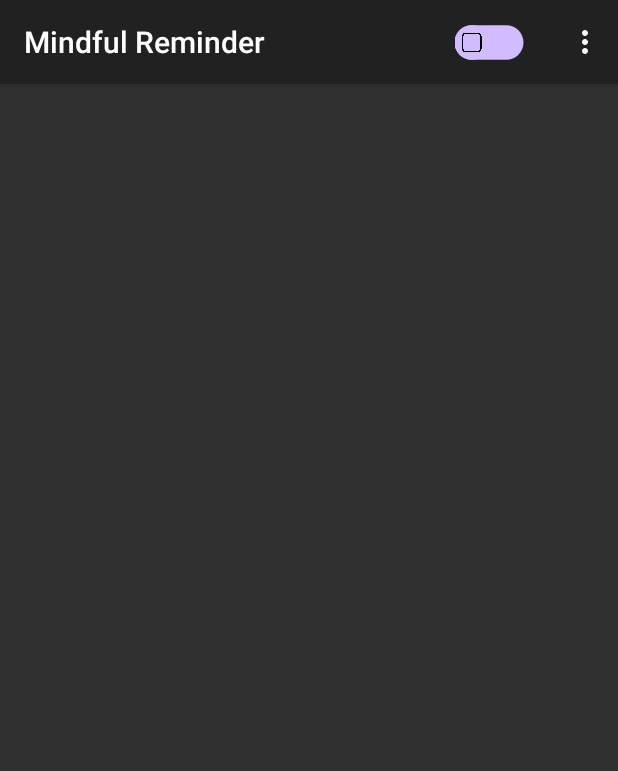
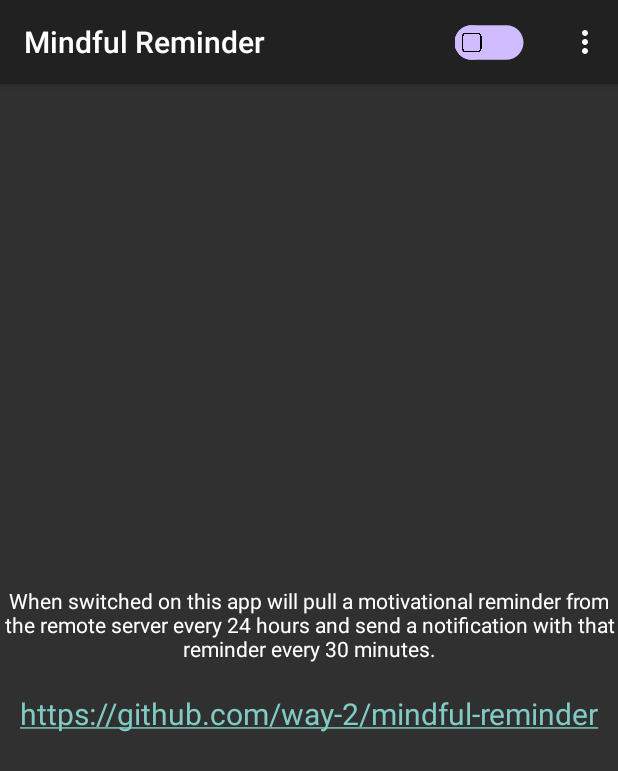
Before and after one commit to way-2/mindful-reminder, an Android app: the screen it shows after launch (ActivityMain), in the options menu, after a tap on "About", on a phone screen of 412 x 824 dp. Shown: the top 771 px of the screen. Run offline under Robolectric (Android 15) with nearby library versions, the phone set to English and light mode, and no system bars.

Commit message:
Have the about page working, next is the help page

```diff
--- a/app/build.gradle
+++ b/app/build.gradle
@@ -43,8 +43,6 @@ dependencies {
     implementation 'androidx.appcompat:appcompat:1.6.1'
     implementation 'com.google.android.material:material:1.8.0'
     implementation 'androidx.constraintlayout:constraintlayout:2.1.4'
-    implementation 'androidx.navigation:navigation-fragment:2.5.3'
-    implementation 'androidx.navigation:navigation-ui:2.5.3'
     testImplementation 'junit:junit:4.13.2'
     androidTestImplementation 'androidx.test.ext:junit:1.1.5'
     androidTestImplementation 'androidx.test.espresso:espresso-core:3.5.1'
--- a/app/src/main/AndroidManifest.xml
+++ b/app/src/main/AndroidManifest.xml
@@ -4,6 +4,9 @@
 
     <uses-permission android:name="android.permission.POST_NOTIFICATIONS" />
     <uses-permission android:name="android.permission.RECEIVE_BOOT_COMPLETED" />
+    <uses-permission android:name="android.permission.POST_NOTIFICATIONS" />
+    <uses-permission android:name="android.permission.INTERNET" />
+
     <application
         android:allowBackup="true"
         android:dataExtractionRules="@xml/data_extraction_rules"
@@ -25,6 +28,5 @@
             </intent-filter>
         </activity>
     </application>
-    <uses-permission android:name="android.permission.POST_NOTIFICATIONS" />
-    <uses-permission android:name="android.permission.INTERNET"/>
+
 </manifest>
--- a/app/src/main/java/com/example/mindful_reminder/activities/ActivityMain.java
+++ b/app/src/main/java/com/example/mindful_reminder/activities/ActivityMain.java
@@ -12,6 +12,7 @@ import android.widget.TextView;
 import androidx.annotation.NonNull;
 import androidx.appcompat.app.AppCompatActivity;
 import androidx.appcompat.widget.SwitchCompat;
+import androidx.fragment.app.FragmentTransaction;
 import androidx.lifecycle.Observer;
 import androidx.work.Constraints;
 import androidx.work.ExistingPeriodicWorkPolicy;
@@ -21,6 +22,8 @@ import androidx.work.WorkInfo;
 import androidx.work.WorkManager;
 
 import com.example.mindful_reminder.R;
+import com.example.mindful_reminder.fragments.AboutFragment;
+import com.example.mindful_reminder.fragments.HelpFragment;
 import com.example.mindful_reminder.service.GetAffirmationWorker;
 import com.example.mindful_reminder.service.NotificationWorker;
 
@@ -36,6 +39,9 @@ public class ActivityMain extends AppCompatActivity {
     private SwitchCompat switchCompat;
     public static String affirmation;
     private MenuItem aboutMenuItem;
+    private MenuItem helpMenuItem;
+    private HelpFragment helpFragment;
+    private AboutFragment aboutFragment;
 
     @Override
     public void onCreate(Bundle savedInstanceState) {
@@ -92,13 +98,37 @@ public class ActivityMain extends AppCompatActivity {
         aboutMenuItem.setOnMenuItemClickListener(new MenuItem.OnMenuItemClickListener() {
             @Override
             public boolean onMenuItemClick(@NonNull MenuItem item) {
-//                NavHostFragment navHostFragment = (NavHostFragment) getSupportFragmentManager().findFragmentById(R.id.nav_host_fragment);
-//                NavController navController = navHostFragment.getNavController();
-//                navController.navigate(R.id.aboutFragment);
+                loadFragmentAboutFragment(aboutFragment);
+                return true;
+            }
+        });
+        helpMenuItem = (MenuItem) menu.findItem(R.id.help);
+        helpMenuItem.setOnMenuItemClickListener(new MenuItem.OnMenuItemClickListener() {
+            @Override
+            public boolean onMenuItemClick(@NonNull MenuItem item) {
+                loadFragmentHelpFragment(helpFragment);
                 return true;
             }
         });
         return true;
+    }
+
+    private void loadFragmentHelpFragment(HelpFragment fragment) {
+        if (fragment == null) {
+            FragmentTransaction fragmentTransaction = getSupportFragmentManager().beginTransaction();
+            fragment = new HelpFragment();
+            fragmentTransaction.replace(R.id.fragment_frame, fragment);
+            fragmentTransaction.commit();
+        }
+    }
+
+    private void loadFragmentAboutFragment(AboutFragment fragment) {
+        if (fragment == null) {
+            FragmentTransaction fragmentTransaction = getSupportFragmentManager().beginTransaction();
+            fragment = new AboutFragment();
+            fragmentTransaction.replace(R.id.fragment_frame, fragment);
+            fragmentTransaction.commit();
+        }
     }
 
     private void stopAffirmationWorker() {
--- a/app/src/main/res/layout/activity_main.xml
+++ b/app/src/main/res/layout/activity_main.xml
@@ -2,17 +2,16 @@
 <androidx.coordinatorlayout.widget.CoordinatorLayout xmlns:android="http://schemas.android.com/apk/res/android"
     xmlns:app="http://schemas.android.com/apk/res-auto"
     xmlns:tools="http://schemas.android.com/tools"
+    android:id="@+id/activity_main"
     android:layout_width="match_parent"
     android:layout_height="match_parent"
     android:fitsSystemWindows="true"
-    tools:context=".activities.ActivityMain"
-    android:id="@+id/activity_main">
+    tools:context=".activities.ActivityMain">
 
     <com.google.android.material.appbar.AppBarLayout
         android:layout_width="match_parent"
         android:layout_height="wrap_content"
-        android:fitsSystemWindows="true"
-        >
+        android:fitsSystemWindows="true">
     </com.google.android.material.appbar.AppBarLayout>
 
     <androidx.appcompat.widget.AppCompatTextView
@@ -27,13 +26,10 @@
         android:textColor="@color/md_theme_dark_primary"
         android:visibility="visible" />
 
-<!--    <androidx.fragment.app.FragmentContainerView-->
-<!--        android:id="@+id/nav_host_fragment"-->
-<!--        android:name="androidx.navigation.fragment.NavHostFragment"-->
-<!--        app:defaultNavHost="true"-->
-<!--        app:navGraph="@navigation/nav_graph"-->
-<!--        android:layout_height="0dp"-->
-<!--        android:layout_width="0dp"-->
-<!--        />-->
+    <FrameLayout
+        android:layout_width="match_parent"
+        android:layout_height="match_parent"
+        android:visibility="visible"
+        android:id="@+id/fragment_frame" />
 
 </androidx.coordinatorlayout.widget.CoordinatorLayout>
--- a/app/src/main/res/layout/fragment_about.xml
+++ b/app/src/main/res/layout/fragment_about.xml
@@ -1,24 +1,45 @@
 <?xml version="1.0" encoding="utf-8"?>
 <FrameLayout xmlns:android="http://schemas.android.com/apk/res/android"
+    xmlns:app="http://schemas.android.com/apk/res-auto"
     xmlns:tools="http://schemas.android.com/tools"
     android:layout_width="match_parent"
     android:layout_height="match_parent"
-    android:theme="@style/ThemeOverlay.Mindfulreminder.FullscreenContainer"
     tools:context=".fragments.AboutFragment"
-    >
+    android:id="@+id/fragment_about">
 
-    <androidx.appcompat.widget.AppCompatTextView
-        android:id="@+id/about_text"
+    <RelativeLayout
         android:layout_width="match_parent"
-        android:layout_height="250dp"
-        android:layout_gravity="center"
-        android:layout_marginLeft="25dp"
-        android:layout_marginRight="25dp"
-        android:text="@string/aboutBody"
-        android:textAlignment="center"
-        android:textAppearance="@style/TextAppearance.AppCompat.Headline"
-        android:textColor="@color/md_theme_dark_primary"
-        android:visibility="visible"
-        tools:visibility="visible" />
+        android:layout_height="match_parent">
+
+        <LinearLayout
+            android:layout_width="match_parent"
+            android:layout_height="match_parent"
+            android:gravity="center_vertical"
+            android:orientation="vertical">
+
+            <TextView
+                android:layout_width="match_parent"
+                android:layout_height="wrap_content"
+                android:text="@string/aboutBody"
+                android:textAlignment="center"
+                android:textAppearance="@style/TextAppearance.AppCompat.Body1"
+                android:visibility="visible" />
+
+            <Space
+                android:layout_width="match_parent"
+                android:layout_height="20dp" />
+
+            <TextView
+                android:id="@+id/textView"
+                android:layout_width="match_parent"
+                android:layout_height="wrap_content"
+                android:autoLink="web"
+                android:text="@string/aboutGitHubLink"
+                android:textAlignment="center"
+                android:textAppearance="@style/TextAppearance.AppCompat.Body1"
+                android:textSize="20sp"
+                android:visibility="visible" />
+        </LinearLayout>
+    </RelativeLayout>
 
 </FrameLayout>
--- a/app/src/main/res/navigation/nav_graph.xml
+++ /dev/null
@@ -1,18 +0,0 @@
-<?xml version="1.0" encoding="utf-8"?>
-<navigation xmlns:android="http://schemas.android.com/apk/res/android"
-    xmlns:app="http://schemas.android.com/apk/res-auto"
-    xmlns:tools="http://schemas.android.com/tools"
-    android:id="@+id/nav_graph"
-    app:startDestination="@id/activity_main">
-
-    <activity
-        android:id="@+id/activity_main"
-        android:name="com.example.mindful_reminder.activities.ActivityMain"
-        android:label="activity_main"
-        tools:layout="@layout/activity_main" />
-    <fragment
-        android:id="@+id/aboutFragment"
-        android:name="com.example.mindful_reminder.fragments.AboutFragment"
-        android:label="fragment_about"
-        tools:layout="@layout/fragment_about" />
-</navigation>
--- a/app/src/main/res/values/strings.xml
+++ b/app/src/main/res/values/strings.xml
@@ -2,7 +2,8 @@
     <string name="mindfulReminder">Mindful Reminder</string>
     <string name="help">Help</string>
     <string name="about">About</string>
-    <string name="dummy_button">Dummy Button</string>
-    <string name="dummy_content">DUMMY\nCONTENT</string>
-    <string name="aboutBody">This is a body text test</string>
+    <string name="aboutBody">When switched on this app will pull a motivational reminder from the remote server every 24 hours and send a notification with that reminder every 30 minutes.</string>
+    <string name="aboutGitHubLink">https://github.com/way-2/mindful-reminder</string>
+    <string name="next">Next</string>
+    <string name="previous">Previous</string>
 </resources>
```
Also changed, not shown: app/src/main/java/com/example/mindful_reminder/fragments/HelpFragment.java (renamed from app/src/main/res/values-night/themes.xml, +19 -11 lines), app/src/main/res/layout/fragment_help.xml (added, +14 -0 lines), app/src/main/res/values/themes.xml (+9 -0 lines).
